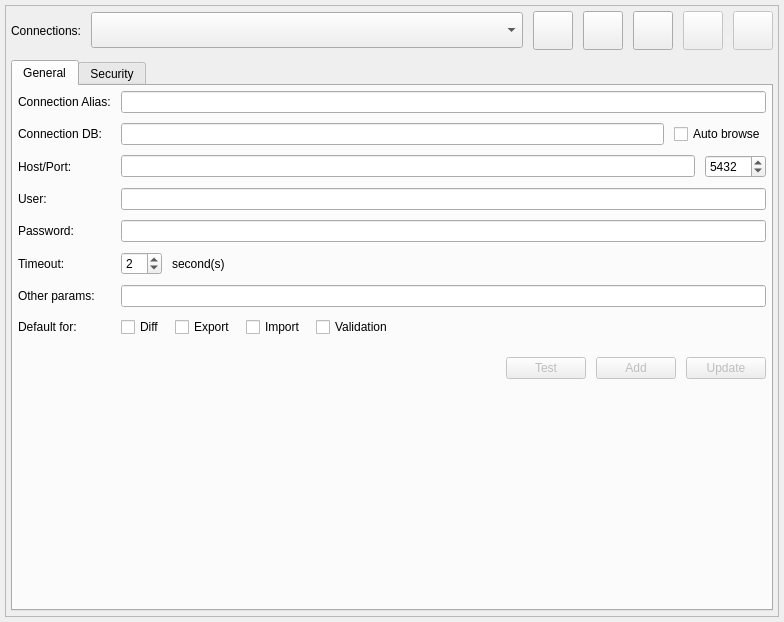
This is libs/libgui/ui/settings/connectionsconfigwidget.ui in pgmodeler/pgmodeler as Qt 5 draws it before an edit. The edited form follows.
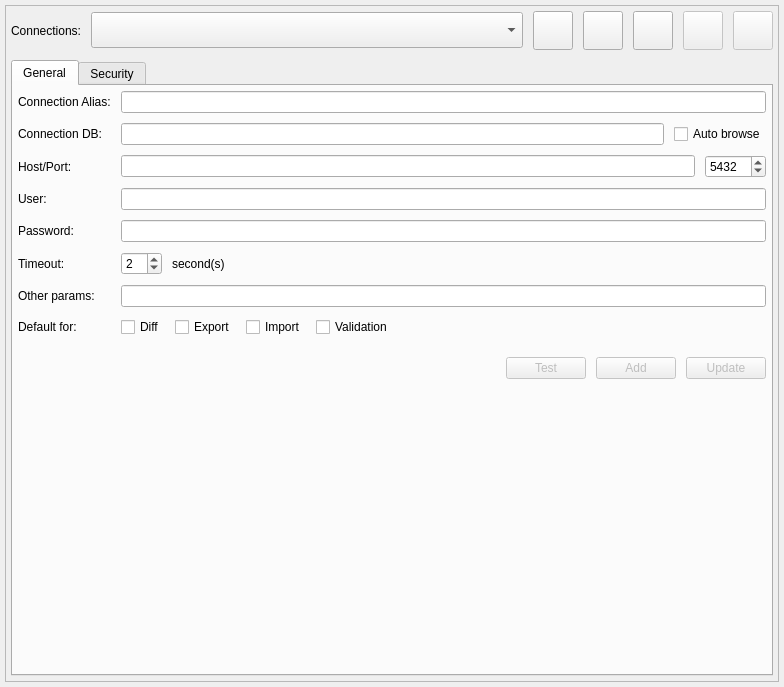
This is the edited form. Icons and pictures are not drawn.

What changed in the file:
```diff
--- a/libs/libgui/ui/settings/connectionsconfigwidget.ui
+++ b/libs/libgui/ui/settings/connectionsconfigwidget.ui
@@ -7,7 +7,7 @@
     <x>0</x>
     <y>0</y>
     <width>784</width>
-    <height>622</height>
+    <height>687</height>
    </rect>
   </property>
   <property name="windowTitle">
```
